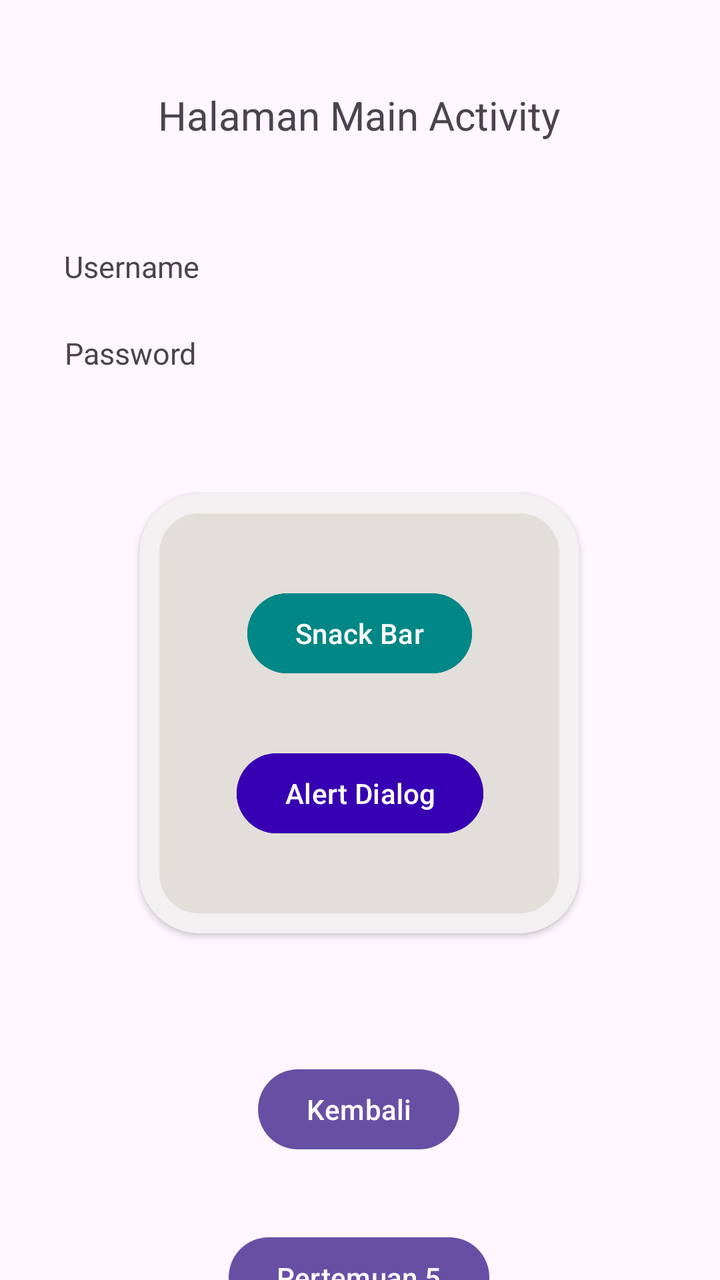
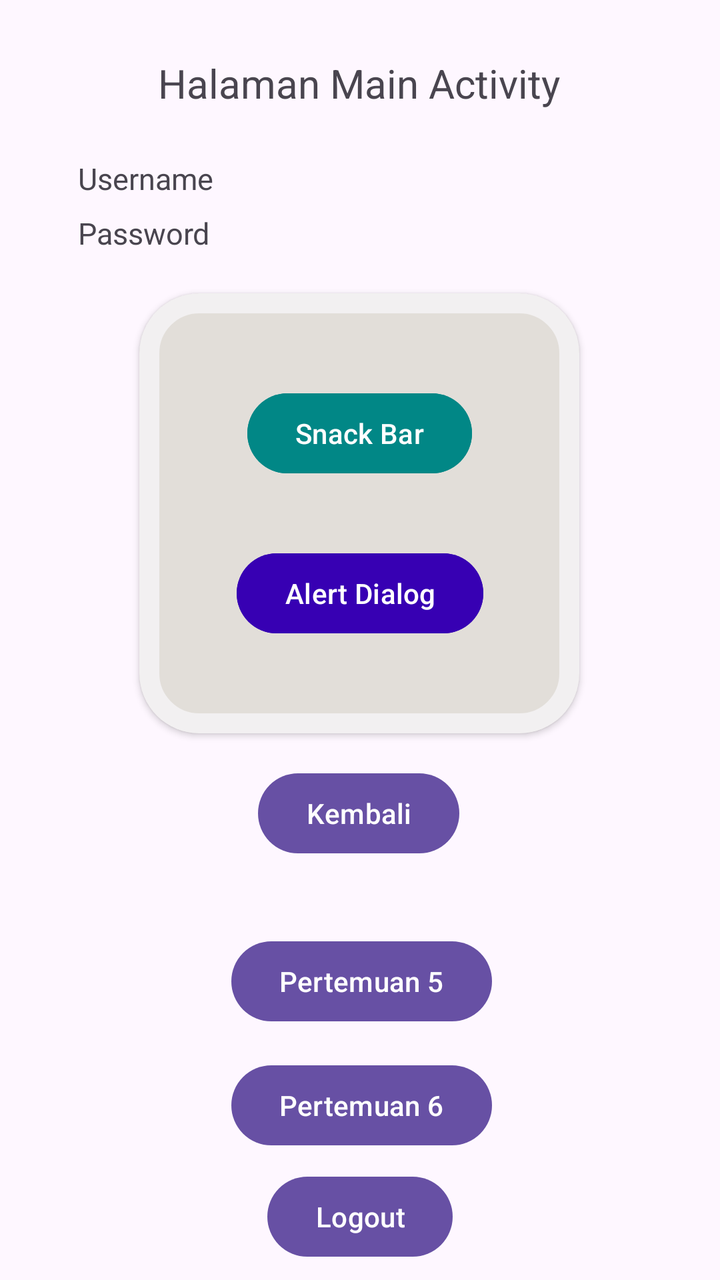

Two renders of the same Android screen: before a commit and after it. Below are the layout's source before the change and the commit's diff.
<!-- AndroidManifest.xml: application theme Theme.Aima_3TIB -->
<!-- res/layout/activity_main.xml -->
<?xml version="1.0" encoding="utf-8"?>
<androidx.constraintlayout.widget.ConstraintLayout xmlns:android="http://schemas.android.com/apk/res/android"
    xmlns:app="http://schemas.android.com/apk/res-auto"
    xmlns:tools="http://schemas.android.com/tools"
    android:id="@+id/main"
    android:layout_width="match_parent"
    android:layout_height="match_parent"
    tools:context=".MainActivity">


    <TextView
        android:id="@+id/txtUsername"
        android:layout_width="wrap_content"
        android:layout_height="wrap_content"
        android:layout_marginTop="52dp"
        android:text="Username"
        android:textSize="15dp"
        app:layout_constraintEnd_toEndOf="parent"
        app:layout_constraintHorizontal_bias="0.11"
        app:layout_constraintStart_toStartOf="parent"
        app:layout_constraintTop_toBottomOf="@+id/txtHalaman" />

    <TextView
        android:id="@+id/txtPassword"
        android:layout_width="wrap_content"
        android:layout_height="wrap_content"
        android:layout_marginBottom="352dp"
        android:text="Password"
        android:textSize="15dp"
        app:layout_constraintBottom_toBottomOf="parent"
        app:layout_constraintEnd_toEndOf="parent"
        app:layout_constraintHorizontal_bias="0.11"
        app:layout_constraintStart_toStartOf="parent"
        app:layout_constraintTop_toBottomOf="@+id/txtUsername"
        app:layout_constraintVertical_bias="0.186" />

    <TextView
        android:id="@+id/txtHalaman"
        android:layout_width="wrap_content"
        android:layout_height="wrap_content"
        android:layout_marginTop="44dp"
        android:text="Halaman Main Activity"
        android:textSize="20dp"
        app:layout_constraintEnd_toEndOf="parent"
        app:layout_constraintHorizontal_bias="0.497"
        app:layout_constraintStart_toStartOf="parent"
        app:layout_constraintTop_toTopOf="parent" />

    <com.google.android.material.card.MaterialCardView
        android:id="@+id/materialCardView"
        android:layout_width="220dp"
        android:layout_height="220dp"
        android:layout_marginTop="60dp"
        app:cardBackgroundColor="#E2DED9"
        app:cardElevation="2dp"
        app:strokeColor="#F2F0F1"
        app:strokeWidth="10dp"
        app:cardCornerRadius="30dp"
        app:layout_constraintEnd_toEndOf="parent"
        app:layout_constraintHorizontal_bias="0.497"
        app:layout_constraintStart_toStartOf="parent"
        app:layout_constraintTop_toBottomOf="@+id/txtPassword">

        <androidx.constraintlayout.widget.ConstraintLayout
            android:layout_width="match_parent"
            android:layout_height="match_parent"
            android:layout_margin="10dp">

            <Button
                android:id="@+id/btnAlertDialog"
                android:layout_width="wrap_content"
                android:layout_height="wrap_content"
                android:layout_marginTop="32dp"
                android:backgroundTint="@color/design_default_color_primary_variant"
                android:text="Alert Dialog"
                app:layout_constraintEnd_toEndOf="parent"
                app:layout_constraintHorizontal_bias="0.506"
                app:layout_constraintStart_toStartOf="parent"
                app:layout_constraintTop_toBottomOf="@+id/btnSnackBar" />

            <Button
                android:id="@+id/btnSnackBar"
                android:layout_width="wrap_content"
                android:layout_height="wrap_content"
                android:layout_marginTop="36dp"
                android:backgroundTint="@color/design_default_color_secondary_variant"
                android:text="Snack Bar"
                app:layout_constraintEnd_toEndOf="parent"
                app:layout_constraintStart_toStartOf="parent"
                app:layout_constraintTop_toTopOf="parent" />

        </androidx.constraintlayout.widget.ConstraintLayout>

    </com.google.android.material.card.MaterialCardView>

    <Button
        android:id="@+id/btnKembali"
        android:layout_width="wrap_content"
        android:layout_height="wrap_content"
        android:layout_marginTop="64dp"
        android:text="Kembali"
        app:layout_constraintEnd_toEndOf="parent"
        app:layout_constraintHorizontal_bias="0.498"
        app:layout_constraintStart_toStartOf="parent"
        app:layout_constraintTop_toBottomOf="@+id/materialCardView" />

    <Button
        android:id="@+id/btnToLima"
        android:layout_width="wrap_content"
        android:layout_height="wrap_content"
        android:layout_marginTop="36dp"
        android:text="Pertemuan 5"
        app:layout_constraintBottom_toBottomOf="parent"
        app:layout_constraintEnd_toEndOf="parent"
        app:layout_constraintHorizontal_bias="0.498"
        app:layout_constraintStart_toStartOf="parent"
        app:layout_constraintTop_toBottomOf="@+id/btnKembali"
        app:layout_constraintVertical_bias="0.0" />


</androidx.constraintlayout.widget.ConstraintLayout>
<!-- resources referenced by this layout -->
<resources>
  <style name="Theme.Aima_3TIB" parent="Base.Theme.Aima_3TIB" />
  <style name="Base.Theme.Aima_3TIB" parent="Theme.Material3.DayNight.NoActionBar">
          
          
      </style>
</resources>

<!-- the commit's change to res/layout/activity_main.xml (unified diff, before → after) -->
@@ -12,11 +12,11 @@
         android:id="@+id/txtUsername"
         android:layout_width="wrap_content"
         android:layout_height="wrap_content"
-        android:layout_marginTop="52dp"
+        android:layout_marginTop="24dp"
         android:text="Username"
         android:textSize="15dp"
         app:layout_constraintEnd_toEndOf="parent"
-        app:layout_constraintHorizontal_bias="0.11"
+        app:layout_constraintHorizontal_bias="0.133"
         app:layout_constraintStart_toStartOf="parent"
         app:layout_constraintTop_toBottomOf="@+id/txtHalaman" />
 
@@ -29,16 +29,16 @@
         android:textSize="15dp"
         app:layout_constraintBottom_toBottomOf="parent"
         app:layout_constraintEnd_toEndOf="parent"
-        app:layout_constraintHorizontal_bias="0.11"
+        app:layout_constraintHorizontal_bias="0.133"
         app:layout_constraintStart_toStartOf="parent"
         app:layout_constraintTop_toBottomOf="@+id/txtUsername"
-        app:layout_constraintVertical_bias="0.186" />
+        app:layout_constraintVertical_bias="0.042" />
 
     <TextView
         android:id="@+id/txtHalaman"
         android:layout_width="wrap_content"
         android:layout_height="wrap_content"
-        android:layout_marginTop="44dp"
+        android:layout_marginTop="28dp"
         android:text="Halaman Main Activity"
         android:textSize="20dp"
         app:layout_constraintEnd_toEndOf="parent"
@@ -50,16 +50,16 @@
         android:id="@+id/materialCardView"
         android:layout_width="220dp"
         android:layout_height="220dp"
-        android:layout_marginTop="60dp"
+        android:layout_marginTop="20dp"
         app:cardBackgroundColor="#E2DED9"
+        app:cardCornerRadius="30dp"
         app:cardElevation="2dp"
-        app:strokeColor="#F2F0F1"
-        app:strokeWidth="10dp"
-        app:cardCornerRadius="30dp"
         app:layout_constraintEnd_toEndOf="parent"
         app:layout_constraintHorizontal_bias="0.497"
         app:layout_constraintStart_toStartOf="parent"
-        app:layout_constraintTop_toBottomOf="@+id/txtPassword">
+        app:layout_constraintTop_toBottomOf="@+id/txtPassword"
+        app:strokeColor="#F2F0F1"
+        app:strokeWidth="10dp">
 
         <androidx.constraintlayout.widget.ConstraintLayout
             android:layout_width="match_parent"
@@ -97,7 +97,7 @@
         android:id="@+id/btnKembali"
         android:layout_width="wrap_content"
         android:layout_height="wrap_content"
-        android:layout_marginTop="64dp"
+        android:layout_marginTop="16dp"
         android:text="Kembali"
         app:layout_constraintEnd_toEndOf="parent"
         app:layout_constraintHorizontal_bias="0.498"
@@ -112,10 +112,32 @@
         android:text="Pertemuan 5"
         app:layout_constraintBottom_toBottomOf="parent"
         app:layout_constraintEnd_toEndOf="parent"
-        app:layout_constraintHorizontal_bias="0.498"
+        app:layout_constraintHorizontal_bias="0.503"
         app:layout_constraintStart_toStartOf="parent"
         app:layout_constraintTop_toBottomOf="@+id/btnKembali"
         app:layout_constraintVertical_bias="0.0" />
 
+    <Button
+        android:id="@+id/btnToSix"
+        android:layout_width="wrap_content"
+        android:layout_height="wrap_content"
+        android:text="Pertemuan 6"
+        app:layout_constraintBottom_toBottomOf="parent"
+        app:layout_constraintEnd_toEndOf="parent"
+        app:layout_constraintHorizontal_bias="0.503"
+        app:layout_constraintStart_toStartOf="parent"
+        app:layout_constraintTop_toBottomOf="@+id/btnToLima"
+        app:layout_constraintVertical_bias="0.182" />
+
+    <Button
+        android:id="@+id/btnLogout"
+        android:layout_width="wrap_content"
+        android:layout_height="wrap_content"
+        android:text="Logout"
+        app:layout_constraintBottom_toBottomOf="parent"
+        app:layout_constraintEnd_toEndOf="parent"
+        app:layout_constraintStart_toStartOf="parent"
+        app:layout_constraintTop_toBottomOf="@+id/btnToSix" />
+
 
 </androidx.constraintlayout.widget.ConstraintLayout>
